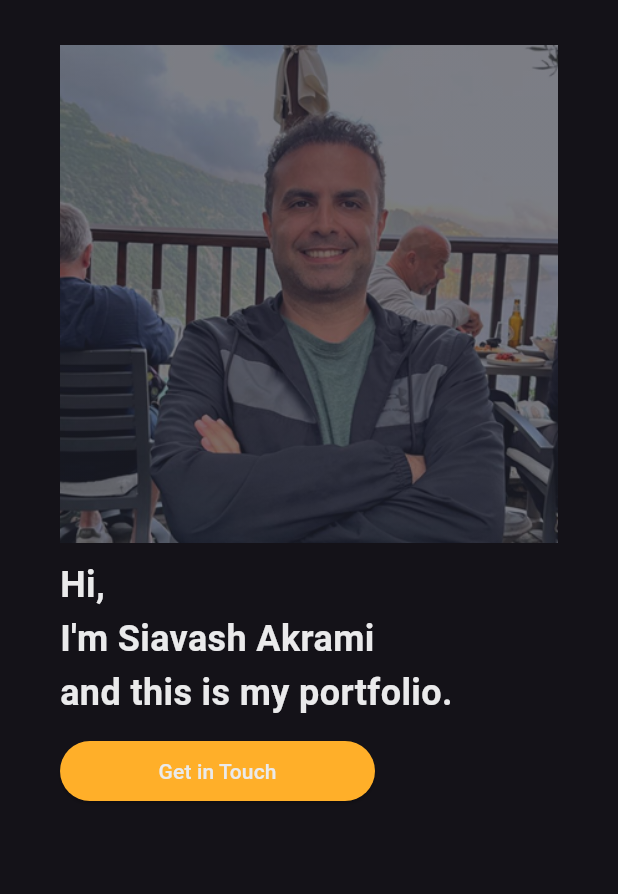
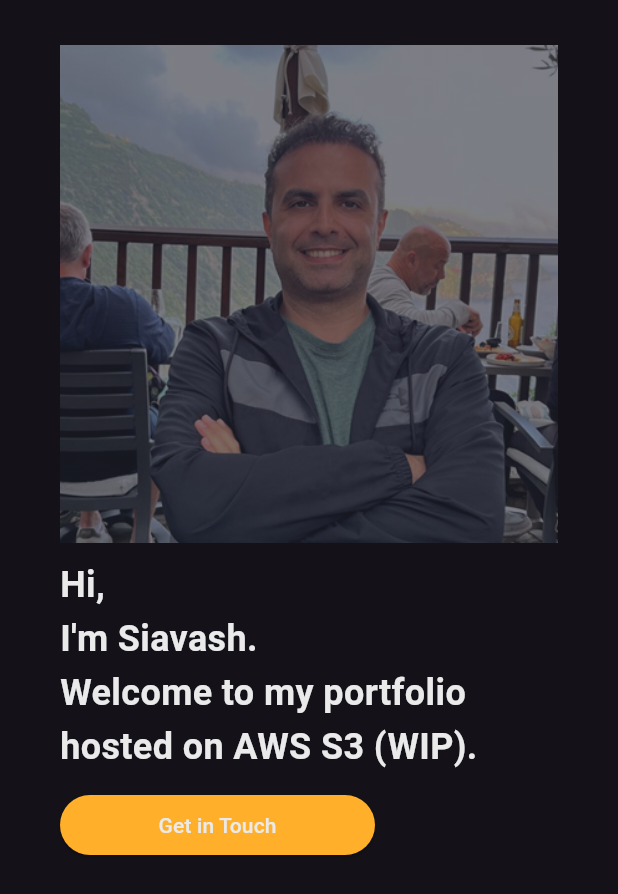
Before and after one commit to siavashak/my_portfolio, a Flutter app: the MainMobile widget shown alone on an empty page, opened directly, on a phone screen of 412 x 824 dp. Shown: the top 894 px of the screen. Run offline on Flutter 3.47's test engine with Material 3 defaults, Android fonts, the phone set to English and light mode, and no system bars; missing offline and left inert: dart:js.

Commit message:
Text update

```diff
--- a/lib/widgets/main_desktop.dart
+++ b/lib/widgets/main_desktop.dart
@@ -22,7 +22,8 @@ class MainDesktop extends StatelessWidget {
           Column(
             mainAxisAlignment: MainAxisAlignment.center,
             children: [
-              const Text("Hi, \nI'm Siavash. \nWelcome to my portfolio :)",
+              const Text(
+                  "Hi, \nI'm Siavash. \nWelcome to my portfolio \nhosted on AWS S3 (WIP).",
                   style: TextStyle(
                     fontSize: 30.0,
                     height: 1.5,
--- a/lib/widgets/main_mobile.dart
+++ b/lib/widgets/main_mobile.dart
@@ -34,7 +34,8 @@ class MainMobile extends StatelessWidget {
                 ),
               ),
               const SizedBox(height: 10),
-              const Text("Hi, \nI'm Siavash Akrami \nand this is my portfolio.",
+              const Text(
+                  "Hi, \nI'm Siavash. \nWelcome to my portfolio \nhosted on AWS S3 (WIP).",
                   style: TextStyle(
                     fontSize: 24,
                     height: 1.5,
```
